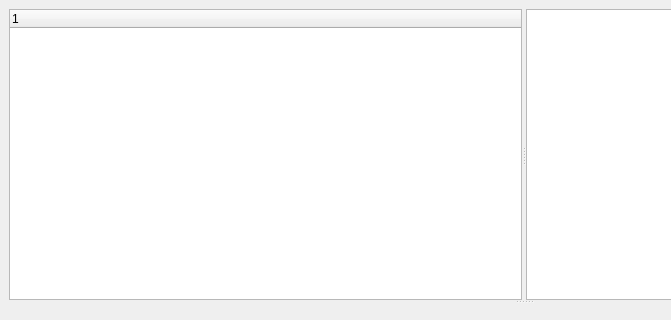
This is mainwindow_test.ui in Mayitzin/CSVPlotter as Qt 5 draws it before an edit; both pictures show x 0 to 671 and y 0 to 320 of the 1048 by 668 pixel window. The edited form follows.
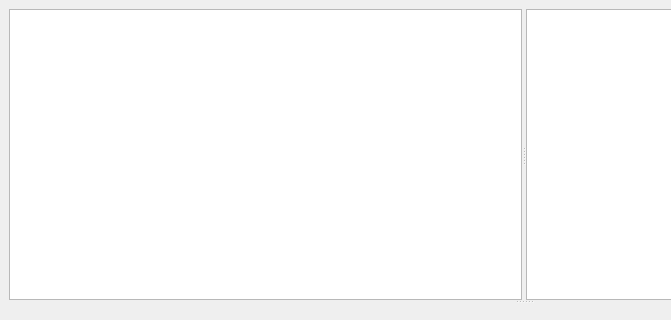
This is the edited form. Custom widgets are drawn as their Qt base class.

Commit message: - Add functions to add and remove plot item arrays. - Fix wrong indexing during handling of subplots. - Add setup of treeView as a tree for CSV files. - Add actions for treeView. - Add function init_graph_widget set graphics widget up. - Add function add_graph to ease plotting by calls. - Add customized temporary functions:    - isfloat.    - countHeaders.    - mergeHeaders.    - load_csv.    - getData. - Add class Data to handle file information and contents.

Patch:
```diff
--- a/mainwindow_test.ui
+++ b/mainwindow_test.ui
@@ -24,13 +24,7 @@
        <property name="orientation">
         <enum>Qt::Horizontal</enum>
        </property>
-       <widget class="QTreeWidget" name="treeWidget">
-        <column>
-         <property name="text">
-          <string notr="true">1</string>
-         </property>
-        </column>
-       </widget>
+       <widget class="QTreeView" name="treeView"/>
        <widget class="GraphicsLayoutWidget" name="graphicsView"/>
       </widget>
       <widget class="QWidget" name="verticalLayoutWidget">
```
The commit also changes 2 other files.
